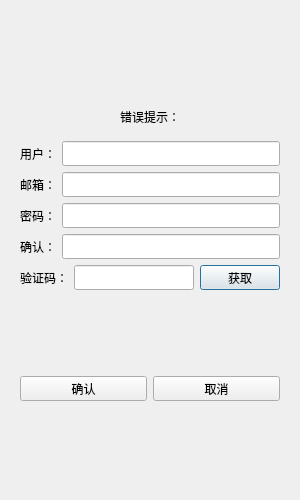
The window that clint/llfcchat/registerdialog.ui (chen-sheng123sheng/llfcchat) describes before a commit, drawn with Qt 5.
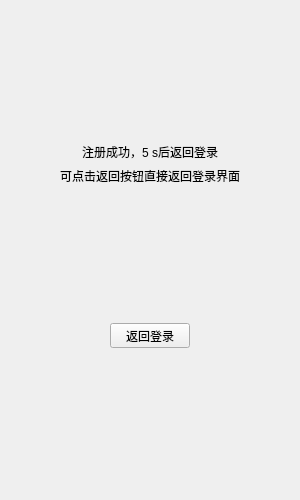
The same window after the commit. The open tabs and pages were chosen to show the change. Custom widgets are drawn as their Qt base class.

Commit message: 注册界面完善： 隐藏和显示密码；注册成功提示页面；界面跳转

What changed in the file:
```diff
--- a/clint/llfcchat/registerdialog.ui
+++ b/clint/llfcchat/registerdialog.ui
@@ -30,7 +30,10 @@
     <layout class="QVBoxLayout" name="verticalLayout">
      <item>
       <widget class="QStackedWidget" name="stackedWidget">
-       <widget class="QWidget" name="page">
+       <property name="currentIndex">
+        <number>0</number>
+       </property>
+       <widget class="QWidget" name="register_page">
         <layout class="QVBoxLayout" name="verticalLayout_3">
          <item>
           <spacer name="verticalSpacer">
@@ -345,7 +348,124 @@
          </item>
         </layout>
        </widget>
-       <widget class="QWidget" name="page_2"/>
+       <widget class="QWidget" name="prompt_page">
+        <layout class="QVBoxLayout" name="verticalLayout_5">
+         <item>
+          <spacer name="verticalSpacer_4">
+           <property name="orientation">
+            <enum>Qt::Orientation::Vertical</enum>
+           </property>
+           <property name="sizeHint" stdset="0">
+            <size>
+             <width>20</width>
+             <height>40</height>
+            </size>
+           </property>
+          </spacer>
+         </item>
+         <item>
+          <widget class="QLabel" name="tip_lb">
+           <property name="text">
+            <string>注册成功，5 s后返回登录</string>
+           </property>
+           <property name="alignment">
+            <set>Qt::AlignmentFlag::AlignCenter</set>
+           </property>
+          </widget>
+         </item>
+         <item>
+          <widget class="QLabel" name="tip2_lb">
+           <property name="text">
+            <string>可点击返回按钮直接返回登录界面</string>
+           </property>
+           <property name="alignment">
+            <set>Qt::AlignmentFlag::AlignCenter</set>
+           </property>
+          </widget>
+         </item>
+         <item>
+          <spacer name="verticalSpacer_5">
+           <property name="orientation">
+            <enum>Qt::Orientation::Vertical</enum>
+           </property>
+           <property name="sizeHint" stdset="0">
+            <size>
+             <width>20</width>
+             <height>40</height>
+            </size>
+           </property>
+          </spacer>
+         </item>
+         <item>
+          <widget class="QWidget" name="widget_2" native="true">
+           <layout class="QHBoxLayout" name="horizontalLayout_3">
+            <item>
+             <layout class="QHBoxLayout" name="horizontalLayout_2">
+              <item>
+               <spacer name="horizontalSpacer">
+                <property name="orientation">
+                 <enum>Qt::Orientation::Horizontal</enum>
+                </property>
+                <property name="sizeHint" stdset="0">
+                 <size>
+                  <width>40</width>
+                  <height>20</height>
+                 </size>
+                </property>
+               </spacer>
+              </item>
+              <item>
+               <widget class="QPushButton" name="return_btn">
+                <property name="minimumSize">
+                 <size>
+                  <width>0</width>
+                  <height>25</height>
+                 </size>
+                </property>
+                <property name="maximumSize">
+                 <size>
+                  <width>16777215</width>
+                  <height>25</height>
+                 </size>
+                </property>
+                <property name="text">
+                 <string>返回登录</string>
+                </property>
+               </widget>
+              </item>
+              <item>
+               <spacer name="horizontalSpacer_2">
+                <property name="orientation">
+                 <enum>Qt::Orientation::Horizontal</enum>
+                </property>
+                <property name="sizeHint" stdset="0">
+                 <size>
+                  <width>40</width>
+                  <height>20</height>
+                 </size>
+                </property>
+               </spacer>
+              </item>
+             </layout>
+            </item>
+           </layout>
+          </widget>
+         </item>
+         <item>
+          <spacer name="verticalSpacer_6">
+           <property name="orientation">
+            <enum>Qt::Orientation::Vertical</enum>
+           </property>
+           <property name="sizeHint" stdset="0">
+            <size>
+             <width>20</width>
+             <height>40</height>
+            </size>
+           </property>
+          </spacer>
+         </item>
+        </layout>
+       </widget>
       </widget>
      </item>
     </layout>
@@ -358,6 +478,11 @@
    <extends>QPushButton</extends>
    <header>timerbtn.h</header>
   </customwidget>
+  <customwidget>
+   <class>ClickedLabel</class>
+   <extends>QLabel</extends>
+   <header>clickedlabel.h</header>
+  </customwidget>
  </customwidgets>
  <resources/>
  <connections/>
```
Left out of the diff: 38 changed lines with no effect on the pictures. The commit also changes 11 other files.
